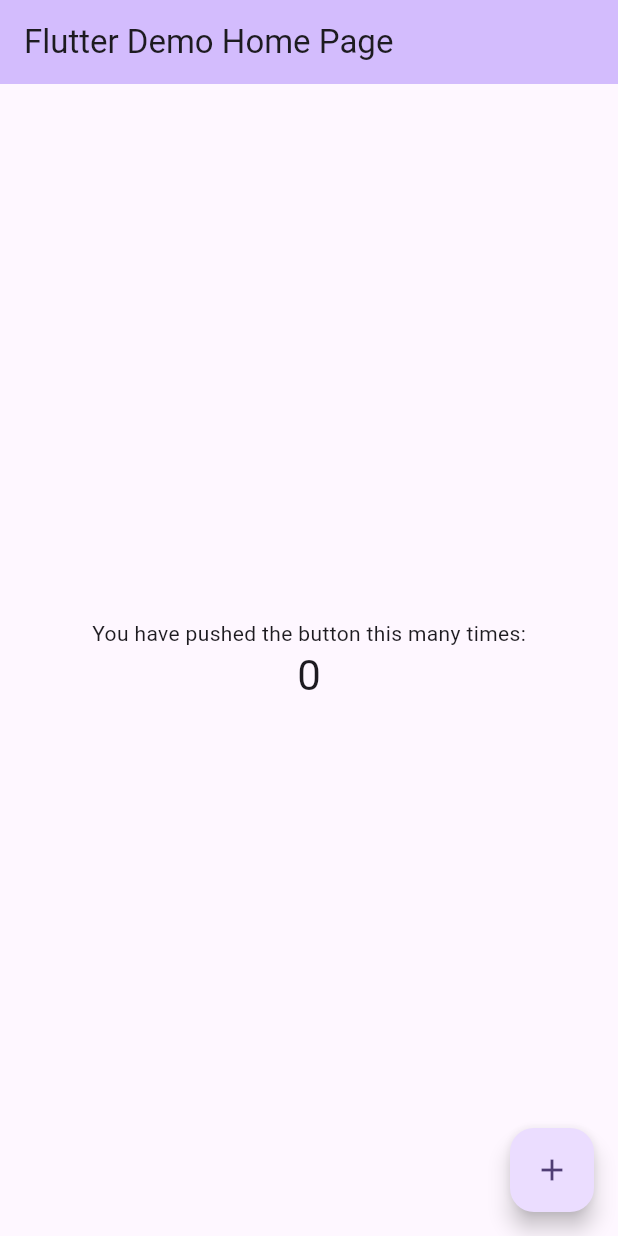
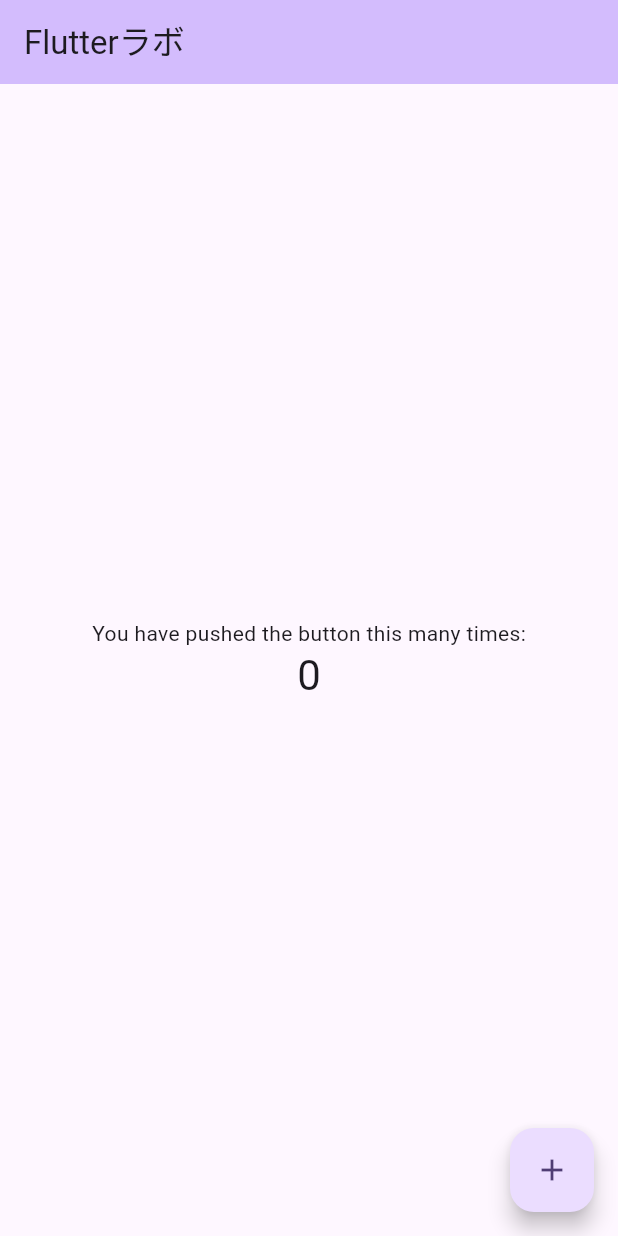
Before and after one commit to yk-you0922/sample_flutter, a Flutter app: the screen it shows after launch, on a phone screen of 412 x 824 dp. Run offline on Flutter 3.47's test engine with Material 2 defaults, Android fonts, the phone set to English and light mode, and no system bars.

Commit message:
タイトル変更

```diff
--- a/lib/main.dart
+++ b/lib/main.dart
@@ -16,7 +16,7 @@ class MyApp extends StatelessWidget {
         colorScheme: ColorScheme.fromSeed(seedColor: Colors.deepPurple),
         useMaterial3: true,
       ),
-      home: const MyHomePage(title: 'Flutter Demo Home Page'),
+      home: const MyHomePage(title: 'Flutterラボ'),
     );
   }
 }
```
